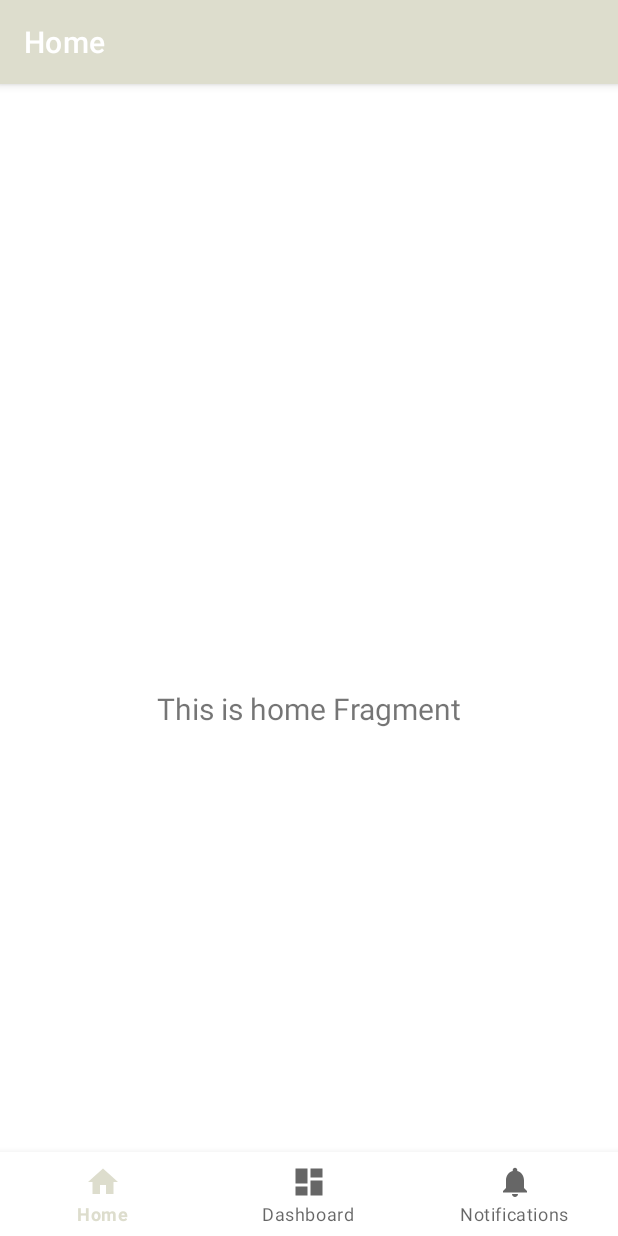
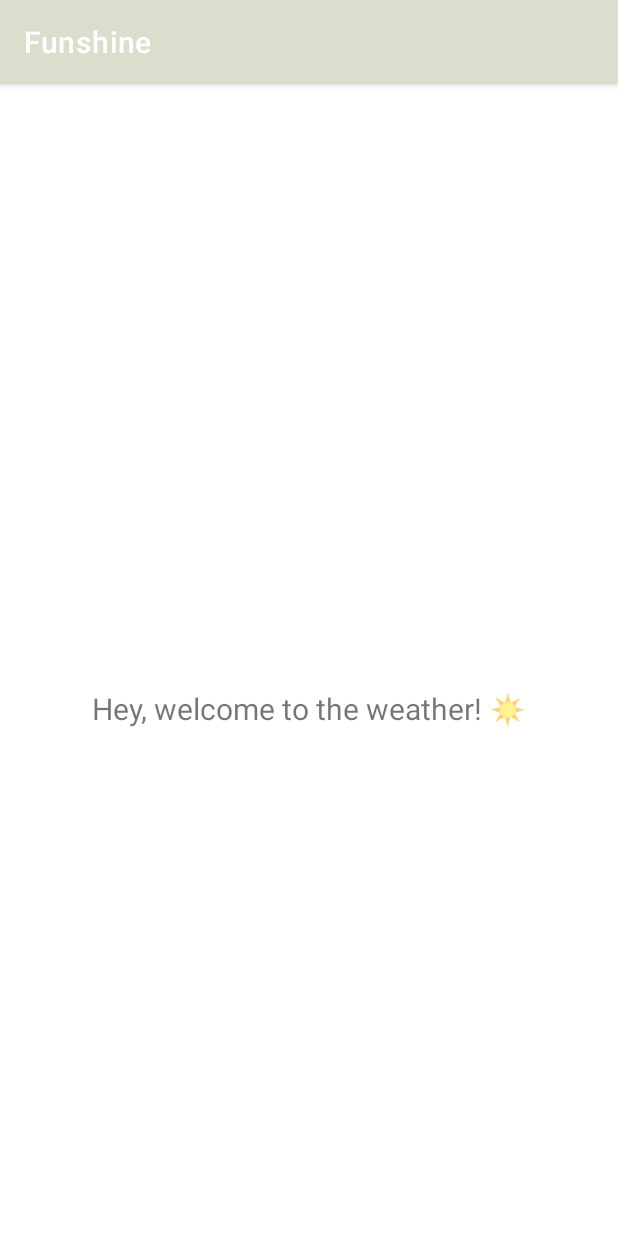
Before and after one commit to danigol/FunShine, an Android app: the screen it shows after launch (MainActivity), on a phone screen of 412 x 824 dp. Run offline under Robolectric (Android 15) with nearby library versions, the phone set to English and light mode, and no system bars.

Commit message:
Removed app bar, some renamings, prep to remove views and move project to a compose-only app.

```diff
--- a/app/src/main/java/com/daniellegolinsky/funshine/MainActivity.kt
+++ b/app/src/main/java/com/daniellegolinsky/funshine/MainActivity.kt
@@ -1,12 +1,7 @@
 package com.daniellegolinsky.funshine
 
 import android.os.Bundle
-import com.google.android.material.bottomnavigation.BottomNavigationView
 import androidx.appcompat.app.AppCompatActivity
-import androidx.navigation.findNavController
-import androidx.navigation.ui.AppBarConfiguration
-import androidx.navigation.ui.setupActionBarWithNavController
-import androidx.navigation.ui.setupWithNavController
 import com.daniellegolinsky.funshine.databinding.ActivityMainBinding
 
 class MainActivity : AppCompatActivity() {
@@ -19,17 +14,16 @@ class MainActivity : AppCompatActivity() {
         binding = ActivityMainBinding.inflate(layoutInflater)
         setContentView(binding.root)
 
-        val navView: BottomNavigationView = binding.navView
+//        val navView: BottomNavigationView = binding.navView
 
-        val navController = findNavController(R.id.nav_host_fragment_activity_main)
+//        val navController = findNavController(R.id.nav_host_fragment_activity_main)
         // Passing each menu ID as a set of Ids because each
         // menu should be considered as top level destinations.
-        val appBarConfiguration = AppBarConfiguration(
-            setOf(
-                R.id.navigation_home, R.id.navigation_dashboard, R.id.navigation_notifications
-            )
-        )
-        setupActionBarWithNavController(navController, appBarConfiguration)
-        navView.setupWithNavController(navController)
+//        val appBarConfiguration = AppBarConfiguration(
+//            setOf(
+//                R.id.navigation_home, R.id.navigation_dashboard, R.id.navigation_notifications
+//            )
+//        )
+//        navView.setupWithNavController(navController)
     }
 }
--- a/app/src/main/java/com/daniellegolinsky/funshine/ui/home/HomeFragment.kt
+++ /dev/null
@@ -1,42 +0,0 @@
-package com.daniellegolinsky.funshine.ui.home
-
-import android.os.Bundle
-import android.view.LayoutInflater
-import android.view.View
-import android.view.ViewGroup
-import android.widget.TextView
-import androidx.fragment.app.Fragment
-import androidx.lifecycle.ViewModelProvider
-import com.daniellegolinsky.funshine.databinding.FragmentHomeBinding
-
-class HomeFragment : Fragment() {
-
-    private var _binding: FragmentHomeBinding? = null
-
-    // This property is only valid between onCreateView and
-    // onDestroyView.
-    private val binding get() = _binding!!
-
-    override fun onCreateView(
-        inflater: LayoutInflater,
-        container: ViewGroup?,
-        savedInstanceState: Bundle?
-    ): View {
-        val homeViewModel =
-            ViewModelProvider(this).get(HomeViewModel::class.java)
-
-        _binding = FragmentHomeBinding.inflate(inflater, container, false)
-        val root: View = binding.root
-
-        val textView: TextView = binding.textHome
-        homeViewModel.text.observe(viewLifecycleOwner) {
-            textView.text = it
-        }
-        return root
-    }
-
-    override fun onDestroyView() {
-        super.onDestroyView()
-        _binding = null
-    }
-}
--- a/app/src/main/java/com/daniellegolinsky/funshine/ui/home/HomeViewModel.kt
+++ /dev/null
@@ -1,13 +0,0 @@
-package com.daniellegolinsky.funshine.ui.home
-
-import androidx.lifecycle.LiveData
-import androidx.lifecycle.MutableLiveData
-import androidx.lifecycle.ViewModel
-
-class HomeViewModel : ViewModel() {
-
-    private val _text = MutableLiveData<String>().apply {
-        value = "This is home Fragment"
-    }
-    val text: LiveData<String> = _text
-}
--- a/app/src/main/java/com/daniellegolinsky/funshine/ui/notifications/NotificationsFragment.kt
+++ b/app/src/main/java/com/daniellegolinsky/funshine/ui/home/WeatherContainerFragment.kt
@@ -1,4 +1,4 @@
-package com.daniellegolinsky.funshine.ui.notifications
+package com.daniellegolinsky.funshine.ui.home
 
 import android.os.Bundle
 import android.view.LayoutInflater
@@ -7,11 +7,11 @@ import android.view.ViewGroup
 import android.widget.TextView
 import androidx.fragment.app.Fragment
 import androidx.lifecycle.ViewModelProvider
-import com.daniellegolinsky.funshine.databinding.FragmentNotificationsBinding
+import com.daniellegolinsky.funshine.databinding.FragmentWeatherBinding
 
-class NotificationsFragment : Fragment() {
+class WeatherContainerFragment : Fragment() {
 
-    private var _binding: FragmentNotificationsBinding? = null
+    private var _binding: FragmentWeatherBinding? = null
 
     // This property is only valid between onCreateView and
     // onDestroyView.
@@ -22,14 +22,14 @@ class NotificationsFragment : Fragment() {
         container: ViewGroup?,
         savedInstanceState: Bundle?
     ): View {
-        val notificationsViewModel =
-            ViewModelProvider(this).get(NotificationsViewModel::class.java)
+        val weatherViewModel =
+            ViewModelProvider(this)[WeatherViewModel::class.java]
 
-        _binding = FragmentNotificationsBinding.inflate(inflater, container, false)
+        _binding = FragmentWeatherBinding.inflate(inflater, container, false)
         val root: View = binding.root
 
-        val textView: TextView = binding.textNotifications
-        notificationsViewModel.text.observe(viewLifecycleOwner) {
+        val textView: TextView = binding.textHome
+        weatherViewModel.text.observe(viewLifecycleOwner) {
             textView.text = it
         }
         return root
--- a/app/src/main/java/com/daniellegolinsky/funshine/ui/dashboard/DashboardViewModel.kt
+++ b/app/src/main/java/com/daniellegolinsky/funshine/ui/home/WeatherViewModel.kt
@@ -1,13 +1,13 @@
-package com.daniellegolinsky.funshine.ui.dashboard
+package com.daniellegolinsky.funshine.ui.home
 
 import androidx.lifecycle.LiveData
 import androidx.lifecycle.MutableLiveData
 import androidx.lifecycle.ViewModel
 
-class DashboardViewModel : ViewModel() {
+class WeatherViewModel : ViewModel() {
 
     private val _text = MutableLiveData<String>().apply {
-        value = "This is dashboard Fragment"
+        value = "Hey, welcome to the weather! ☀️"
     }
     val text: LiveData<String> = _text
 }
--- a/app/src/main/res/layout/activity_main.xml
+++ b/app/src/main/res/layout/activity_main.xml
@@ -6,28 +6,16 @@
     android:layout_height="match_parent"
     android:paddingTop="?attr/actionBarSize">
 
-    <com.google.android.material.bottomnavigation.BottomNavigationView
-        android:id="@+id/nav_view"
-        android:layout_width="0dp"
-        android:layout_height="wrap_content"
-        android:layout_marginStart="0dp"
-        android:layout_marginEnd="0dp"
-        android:background="?android:attr/windowBackground"
-        app:layout_constraintBottom_toBottomOf="parent"
-        app:layout_constraintLeft_toLeftOf="parent"
-        app:layout_constraintRight_toRightOf="parent"
-        app:menu="@menu/bottom_nav_menu" />
-
     <fragment
         android:id="@+id/nav_host_fragment_activity_main"
         android:name="androidx.navigation.fragment.NavHostFragment"
         android:layout_width="match_parent"
         android:layout_height="match_parent"
         app:defaultNavHost="true"
-        app:layout_constraintBottom_toTopOf="@id/nav_view"
-        app:layout_constraintLeft_toLeftOf="parent"
-        app:layout_constraintRight_toRightOf="parent"
         app:layout_constraintTop_toTopOf="parent"
-        app:navGraph="@navigation/mobile_navigation" />
+        app:layout_constraintBottom_toBottomOf="parent"
+        app:layout_constraintStart_toStartOf="parent"
+        app:layout_constraintEnd_toEndOf="parent"
+        app:navGraph="@navigation/main_navigation" />
 
 </androidx.constraintlayout.widget.ConstraintLayout>
--- a/app/src/main/res/layout/fragment_home.xml
+++ /dev/null
@@ -1,22 +0,0 @@
-<?xml version="1.0" encoding="utf-8"?>
-<androidx.constraintlayout.widget.ConstraintLayout xmlns:android="http://schemas.android.com/apk/res/android"
-    xmlns:app="http://schemas.android.com/apk/res-auto"
-    xmlns:tools="http://schemas.android.com/tools"
-    android:layout_width="match_parent"
-    android:layout_height="match_parent"
-    tools:context=".ui.home.HomeFragment">
-
-    <TextView
-        android:id="@+id/text_home"
-        android:layout_width="match_parent"
-        android:layout_height="wrap_content"
-        android:layout_marginStart="8dp"
-        android:layout_marginTop="8dp"
-        android:layout_marginEnd="8dp"
-        android:textAlignment="center"
-        android:textSize="20sp"
-        app:layout_constraintBottom_toBottomOf="parent"
-        app:layout_constraintEnd_toEndOf="parent"
-        app:layout_constraintStart_toStartOf="parent"
-        app:layout_constraintTop_toTopOf="parent" />
-</androidx.constraintlayout.widget.ConstraintLayout>
--- a/app/src/main/res/layout/fragment_dashboard.xml
+++ b/app/src/main/res/layout/fragment_weather.xml
@@ -1,13 +1,15 @@
 <?xml version="1.0" encoding="utf-8"?>
-<androidx.constraintlayout.widget.ConstraintLayout xmlns:android="http://schemas.android.com/apk/res/android"
+<androidx.constraintlayout.widget.ConstraintLayout
+    xmlns:android="http://schemas.android.com/apk/res/android"
     xmlns:app="http://schemas.android.com/apk/res-auto"
     xmlns:tools="http://schemas.android.com/tools"
     android:layout_width="match_parent"
     android:layout_height="match_parent"
-    tools:context=".ui.dashboard.DashboardFragment">
+    tools:context=".ui.home.WeatherContainerFragment">
 
+    <!-- TODO Obviously get rid of this -->
     <TextView
-        android:id="@+id/text_dashboard"
+        android:id="@+id/text_home"
         android:layout_width="match_parent"
         android:layout_height="wrap_content"
         android:layout_marginStart="8dp"
--- a/app/src/main/res/menu/bottom_nav_menu.xml
+++ /dev/null
@@ -1,19 +0,0 @@
-<?xml version="1.0" encoding="utf-8"?>
-<menu xmlns:android="http://schemas.android.com/apk/res/android">
-
-    <item
-        android:id="@+id/navigation_home"
-        android:icon="@drawable/ic_home_black_24dp"
-        android:title="@string/title_home" />
-
-    <item
-        android:id="@+id/navigation_dashboard"
-        android:icon="@drawable/ic_dashboard_black_24dp"
-        android:title="@string/title_dashboard" />
-
-    <item
-        android:id="@+id/navigation_notifications"
-        android:icon="@drawable/ic_notifications_black_24dp"
-        android:title="@string/title_notifications" />
-
-</menu>
--- /dev/null
+++ b/app/src/main/res/navigation/main_navigation.xml
@@ -0,0 +1,14 @@
+<?xml version="1.0" encoding="utf-8"?>
+<navigation xmlns:android="http://schemas.android.com/apk/res/android"
+    xmlns:app="http://schemas.android.com/apk/res-auto"
+    xmlns:tools="http://schemas.android.com/tools"
+    android:id="@+id/main_navigation"
+    app:startDestination="@+id/navigation_weather_home">
+
+    <fragment
+        android:id="@+id/navigation_weather_home"
+        android:name="com.daniellegolinsky.funshine.ui.home.WeatherContainerFragment"
+        android:label="@string/title_home"
+        tools:layout="@layout/fragment_weather" />
+
+</navigation>
--- a/app/src/main/res/navigation/mobile_navigation.xml
+++ /dev/null
@@ -1,25 +0,0 @@
-<?xml version="1.0" encoding="utf-8"?>
-<navigation xmlns:android="http://schemas.android.com/apk/res/android"
-    xmlns:app="http://schemas.android.com/apk/res-auto"
-    xmlns:tools="http://schemas.android.com/tools"
-    android:id="@+id/mobile_navigation"
-    app:startDestination="@+id/navigation_home">
-
-    <fragment
-        android:id="@+id/navigation_home"
-        android:name="com.daniellegolinsky.funshine.ui.home.HomeFragment"
-        android:label="@string/title_home"
-        tools:layout="@layout/fragment_home" />
-
-    <fragment
-        android:id="@+id/navigation_dashboard"
-        android:name="com.daniellegolinsky.funshine.ui.dashboard.DashboardFragment"
-        android:label="@string/title_dashboard"
-        tools:layout="@layout/fragment_dashboard" />
-
-    <fragment
-        android:id="@+id/navigation_notifications"
-        android:name="com.daniellegolinsky.funshine.ui.notifications.NotificationsFragment"
-        android:label="@string/title_notifications"
-        tools:layout="@layout/fragment_notifications" />
-</navigation>
--- a/app/src/main/res/values/themes.xml
+++ b/designsystem/src/main/res/values/themes.xml
@@ -3,10 +3,9 @@
     <style name="Theme.Funshine" parent="Theme.MaterialComponents.DayNight.DarkActionBar">
         <!-- Primary brand color. -->
         <item name="colorPrimary">@color/gray_100</item>
-        <item name="colorPrimaryVariant">@color/gray_100</item>
         <item name="colorOnPrimary">@color/black</item>
         <!-- Status bar color. -->
-        <item name="android:statusBarColor">?attr/colorPrimaryVariant</item>
+        <item name="android:statusBarColor">?attr/colorPrimary</item>
         <!-- Customize your theme here. -->
     </style>
 </resources>
```
Also changed, not shown: app/src/main/java/com/daniellegolinsky/funshine/ui/dashboard/DashboardFragment.kt (deleted, +0 -42 lines), app/src/main/java/com/daniellegolinsky/funshine/ui/notifications/NotificationsViewModel.kt (deleted, +0 -13 lines), app/src/main/res/layout/fragment_notifications.xml (deleted, +0 -22 lines), designsystem/src/main/res/values-night/themes.xml (renamed from app/src/main/res/values-night/themes.xml).
